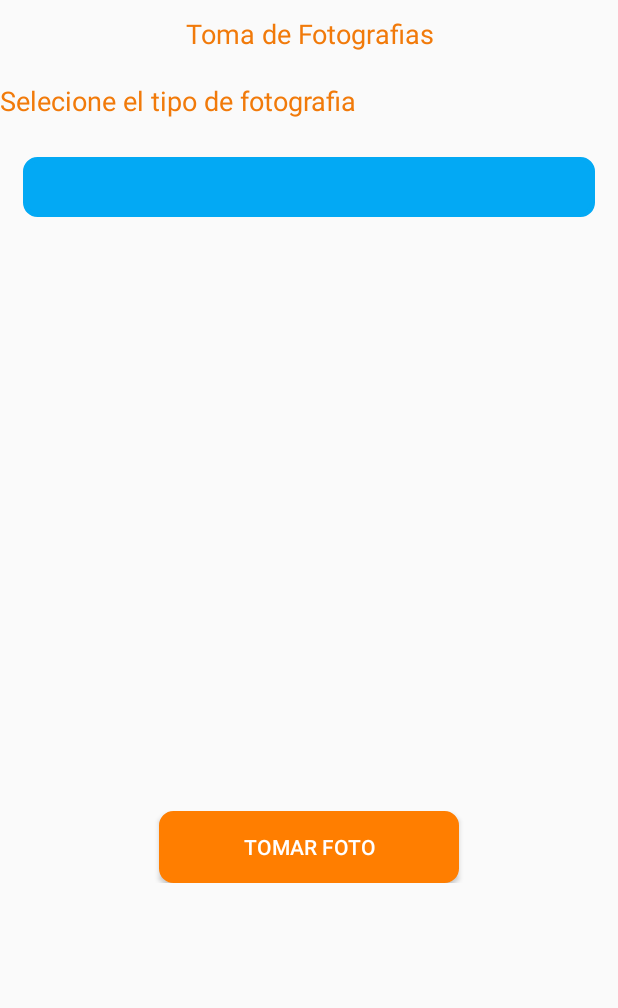
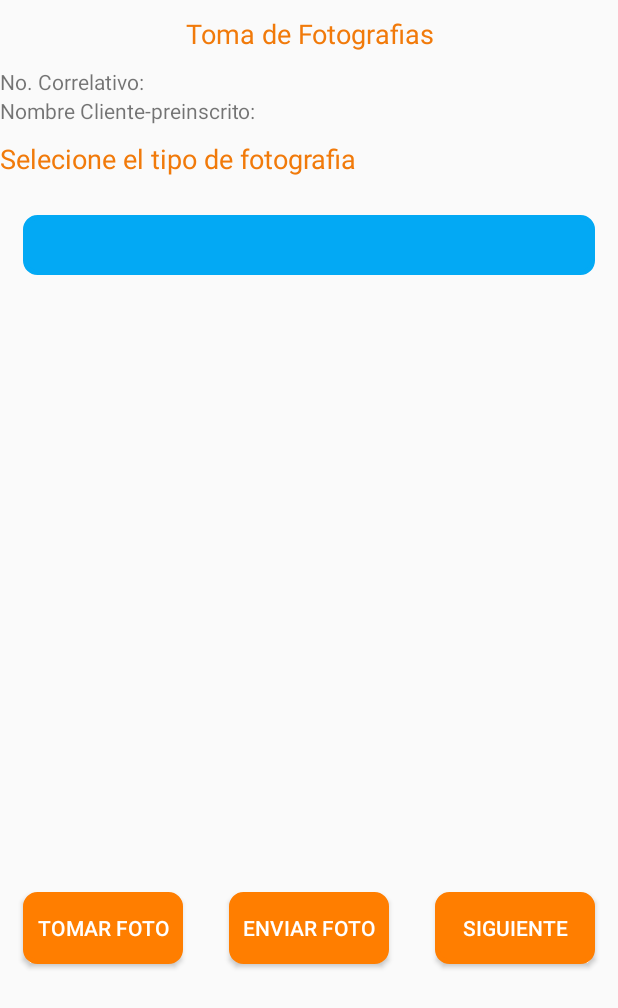
Before and after one commit to RicardoMartinez9608/android_api, an Android app: the layout fragment_fotografias.xml on its own in the app's theme, with its tools: preview values and no code run, on a phone screen of 412 x 824 dp. Shown: the top 1008 px of the screen. Run offline under Robolectric (Android 15) with nearby library versions, the light colour scheme and no system bars.

Commit message:
pre-inscripcion

```diff
--- a/app/src/main/res/layout/fragment_fotografias.xml
+++ b/app/src/main/res/layout/fragment_fotografias.xml
@@ -20,6 +20,41 @@
             android:text="Toma de Fotografias"
             android:textColor="?android:attr/colorActivatedHighlight"
             android:textSize="18sp" />
+        <LinearLayout
+            android:layout_width="match_parent"
+            android:layout_height="wrap_content"
+            android:orientation="horizontal">
+
+            <TextView
+                android:layout_width="wrap_content"
+                android:layout_height="match_parent"
+                android:text="No. Correlativo:                       "/>
+            <TextView
+                android:id="@+id/id_cliente"
+                android:layout_width="wrap_content"
+                android:layout_height="match_parent"
+                android:text=""/>
+
+        </LinearLayout>
+
+        <LinearLayout
+            android:layout_width="match_parent"
+            android:layout_height="wrap_content"
+            android:orientation="horizontal">
+
+            <TextView
+                android:layout_width="wrap_content"
+                android:layout_height="match_parent"
+                android:text="Nombre Cliente-preinscrito:"/>
+            <TextView
+                android:id="@+id/nombre"
+                android:layout_width="wrap_content"
+                android:layout_height="match_parent"
+                android:text=""/>
+
+        </LinearLayout>
+
+
 
 
         <TextView
@@ -52,16 +87,47 @@
             />
 
 
-            <Button
-                android:id="@+id/tomarFoto"
-                android:layout_width="200dp"
+
+            <LinearLayout
+                android:layout_width="match_parent"
+                android:layout_height="wrap_content"
+                android:orientation="horizontal">
+                <Button
+                    android:id="@+id/tomarFoto"
+                    android:layout_width="150dp"
+                    android:layout_margin="15dp"
+                    android:layout_height="wrap_content"
+                    android:layout_weight="1"
+                    android:text="Tomar foto"
+                    android:layout_gravity="center"
+                    android:textColor="@android:color/background_light"
+                    android:background="@drawable/borde_redondo_botones">
+                </Button>
+                <Button
+                    android:id="@+id/enviarFoto"
+                    android:layout_width="150dp"
+                    android:layout_margin="15dp"
+                    android:layout_height="wrap_content"
+                    android:layout_weight="1"
+                    android:text="Enviar foto"
+                    android:layout_gravity="center"
+                    android:textColor="@android:color/background_light"
+                    android:background="@drawable/borde_redondo_botones">
+                </Button>
+                <Button
+                android:id="@+id/siguiente"
+                android:layout_width="150dp"
+                android:layout_margin="15dp"
                 android:layout_height="wrap_content"
                 android:layout_weight="1"
-                android:text="Tomar foto"
+                android:text="siguiente"
                 android:layout_gravity="center"
                 android:textColor="@android:color/background_light"
                 android:background="@drawable/borde_redondo_botones">
             </Button>
+
+            </LinearLayout>
+
 
 
 
--- a/app/src/main/res/layout/fragment_green.xml
+++ b/app/src/main/res/layout/fragment_green.xml
@@ -1,7 +1,8 @@
 <?xml version="1.0" encoding="utf-8"?>
 <FrameLayout xmlns:android="http://schemas.android.com/apk/res/android"
     xmlns:tools="http://schemas.android.com/tools"
-   android:id="@+id/parent"
+    xmlns:app="http://schemas.android.com/apk/res-auto"
+    android:id="@+id/parent"
     android:layout_width="match_parent"
     android:layout_height="match_parent"
     tools:context=".GreenFragment">
@@ -30,7 +31,7 @@
             android:orientation="horizontal"
             >
 
-            <EditText
+            <com.santalu.maskedittext.MaskEditText
                 android:id="@+id/parametro"
                 android:layout_width="250dp"
                 android:layout_height="35dp"
@@ -43,7 +44,8 @@
                 android:paddingLeft="10dp"
                 android:layout_margin="15dp"
                 android:maxLength="10"
-                android:imeOptions="actionDone"/>
+                android:imeOptions="actionDone"
+                app:met_mask="########-#"/>
 
             <ImageButton
                 android:id="@+id/botonHablar"
--- a/app/src/main/res/layout/fragment_pre_inscripcion.xml
+++ b/app/src/main/res/layout/fragment_pre_inscripcion.xml
@@ -3,6 +3,7 @@
     xmlns:tools="http://schemas.android.com/tools"
     android:layout_width="match_parent"
     android:layout_height="match_parent"
+    xmlns:app="http://schemas.android.com/apk/res-auto"
     tools:context=".PreInscripcion">
 
     <LinearLayout
@@ -57,7 +58,7 @@
                     android:layout_margin="15dp"
                     android:imeOptions="actionDone"/>
 
-                <EditText
+                <com.santalu.maskedittext.MaskEditText
                     android:id="@+id/DUI"
                     android:layout_width="match_parent"
                     android:layout_height="35dp"
@@ -70,9 +71,10 @@
                     android:paddingLeft="10dp"
                     android:layout_margin="15dp"
                     android:maxLength="10"
-                    android:imeOptions="actionDone"/>
+                    android:imeOptions="actionDone"
+                    app:met_mask="########-#"/>
 
-                <EditText
+                <com.santalu.maskedittext.MaskEditText
                     android:id="@+id/NIT"
                     android:layout_width="match_parent"
                     android:layout_height="35dp"
@@ -85,7 +87,8 @@
                     android:paddingLeft="10dp"
                     android:layout_margin="15dp"
                     android:maxLength="17"
-                    android:imeOptions="actionDone"/>
+                    android:imeOptions="actionDone"
+                    app:met_mask="####-######-###-#"/>
 
                 <Button
                     android:id="@+id/siguiente"
```
